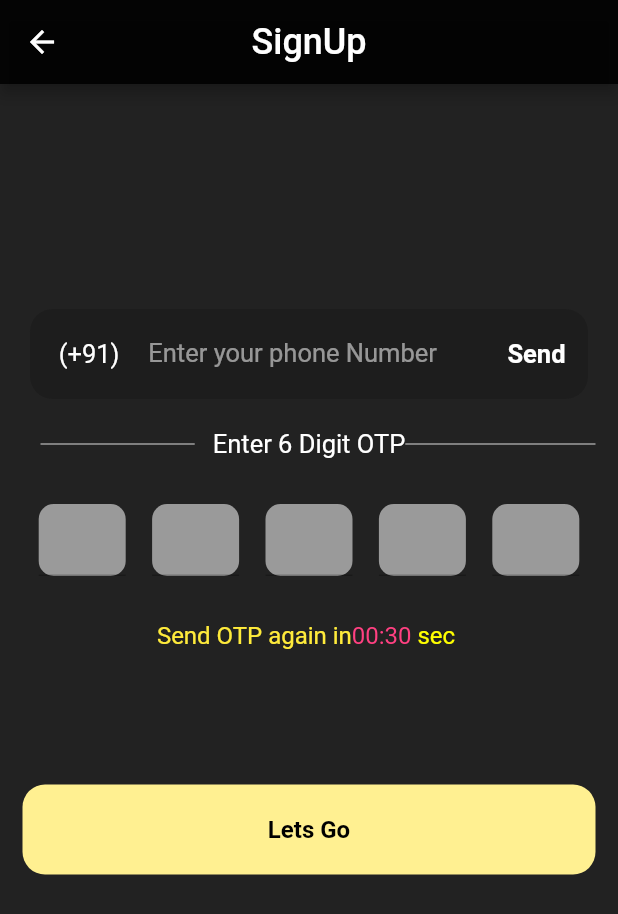
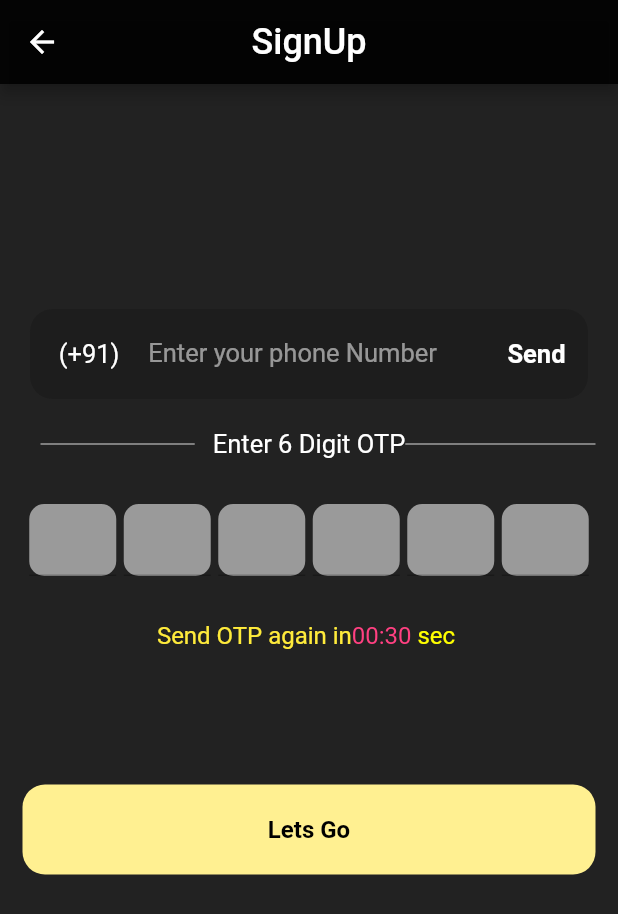
Before and after one commit to yuvraj-jangid/Flutter-Task-Manager-App, a Flutter app: the PhoneAuthPage screen opened directly, on a phone screen of 412 x 824 dp. Shown: the top 914 px of the screen. Run offline on Flutter 3.47's test engine with Material 2 defaults, Android fonts, the light colour scheme and no system bars; drawn by our look-alikes of otp_text_field; our stand-ins replace firebase_auth, firebase_core, flutter_secure_storage, flutter_svg, google_sign_in; accounts and stored records are empty.

Commit message:
login with otp added

```diff
--- a/lib/pages/PhoneAuthPage.dart
+++ b/lib/pages/PhoneAuthPage.dart
@@ -4,6 +4,7 @@ import 'package:flutter/material.dart';
 import 'package:otp_text_field/otp_field.dart';
 import 'package:otp_text_field/otp_text_field.dart';
 import 'package:otp_text_field/style.dart';
+import 'package:task_manager_app/Service/Auth_Service.dart';
 
 class PhoneAuthPage extends StatefulWidget {
   const PhoneAuthPage({super.key});
@@ -16,6 +17,10 @@ class _PhoneAuthPageState extends State<PhoneAuthPage> {
   int start = 30;
   bool wait = false;
   String buttonName = "Send";
+  TextEditingController phoneController = TextEditingController();
+  AuthClass authClass = AuthClass();
+  String verificationIDFinal = "";
+  String smsCode = "";
 
   @override
   Widget build(BuildContext context) {
@@ -86,14 +91,26 @@ class _PhoneAuthPageState extends State<PhoneAuthPage> {
               SizedBox(
                 height: 90,
               ),
-              Container(height: 60,width: MediaQuery.of(context).size.width - 30,
-              decoration: BoxDecoration(color: Color.fromARGB(255, 255, 240, 145),borderRadius: BorderRadius.circular(15),),
-              child: Center(
-                child: Text("Lets Go",
-                style: TextStyle(fontSize: 16, color: Colors.black,fontWeight: FontWeight.w700)),
-              ),
-
-
+              InkWell(
+                onTap: () {
+                  authClass.signInwithPhoneNumber(
+                      verificationIDFinal, smsCode, context);
+                },
+                child: Container(
+                  height: 60,
+                  width: MediaQuery.of(context).size.width - 30,
+                  decoration: BoxDecoration(
+                    color: Color.fromARGB(255, 255, 240, 145),
+                    borderRadius: BorderRadius.circular(15),
+                  ),
+                  child: Center(
+                    child: Text("Lets Go",
+                        style: TextStyle(
+                            fontSize: 16,
+                            color: Colors.black,
+                            fontWeight: FontWeight.w700)),
+                  ),
+                ),
               )
             ],
           ),
@@ -120,7 +137,7 @@ class _PhoneAuthPageState extends State<PhoneAuthPage> {
 
   Widget otpField() {
     return OTPTextField(
-      length: 5,
+      length: 6,
       width: MediaQuery.of(context).size.width - 34,
       fieldWidth: 58,
       otpFieldStyle: OtpFieldStyle(
@@ -132,6 +149,9 @@ class _PhoneAuthPageState extends State<PhoneAuthPage> {
       fieldStyle: FieldStyle.underline,
       onCompleted: (pin) {
         print("Completed: " + pin);
+        setState(() {
+          smsCode = pin;
+        });
       },
     );
   }
@@ -145,6 +165,8 @@ class _PhoneAuthPageState extends State<PhoneAuthPage> {
         borderRadius: BorderRadius.circular(15),
       ),
       child: TextFormField(
+        style: TextStyle(color: Colors.white),
+        controller: phoneController,
         decoration: InputDecoration(
           border: InputBorder.none,
           hintText: "Enter your phone Number",
@@ -161,13 +183,15 @@ class _PhoneAuthPageState extends State<PhoneAuthPage> {
           suffixIcon: InkWell(
             onTap: wait
                 ? null
-                : () {
+                : () async {
                     startTimer();
                     setState(() {
                       start = 30;
                       wait = true;
                       buttonName = "Resend";
                     });
+                    await authClass.verifyPhoneNumber(
+                        "+91 ${phoneController.text}", context, setData);
                   },
             child: Padding(
               padding: const EdgeInsets.symmetric(vertical: 20, horizontal: 15),
@@ -185,4 +209,11 @@ class _PhoneAuthPageState extends State<PhoneAuthPage> {
       ),
     );
   }
+
+  void setData(String verificationId) {
+    setState(() {
+      verificationIDFinal = verificationId;
+    });
+    startTimer();
+  }
 }
```
Also changed, not shown: lib/Service/Auth_Service.dart (+54 -0 lines).
